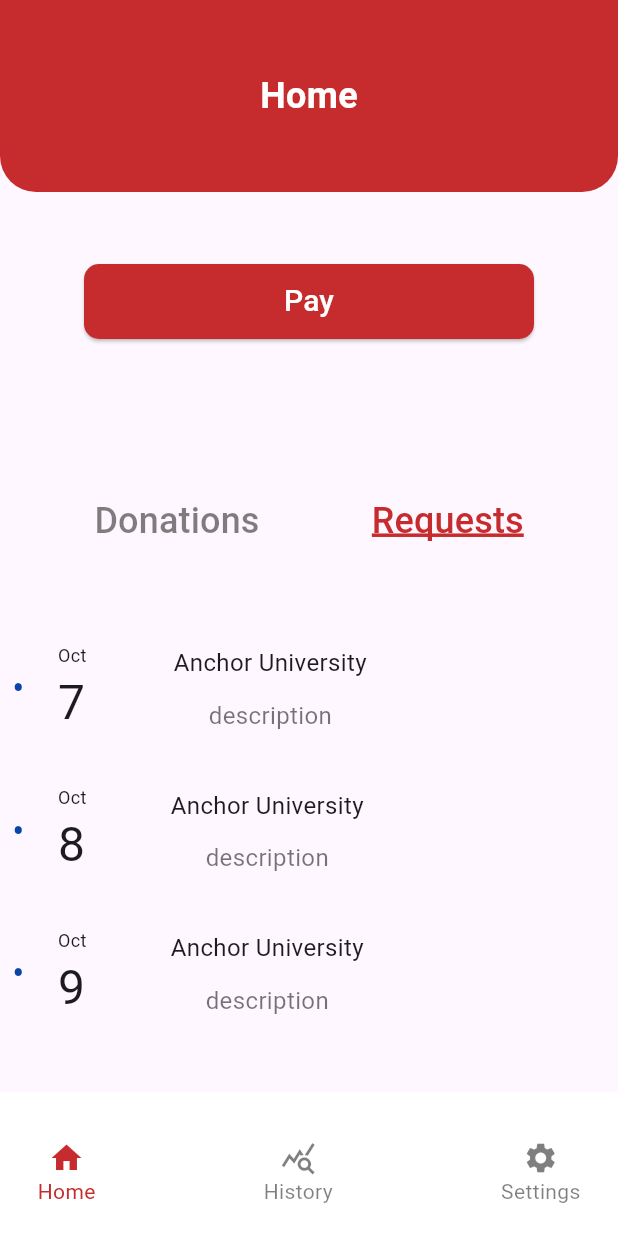
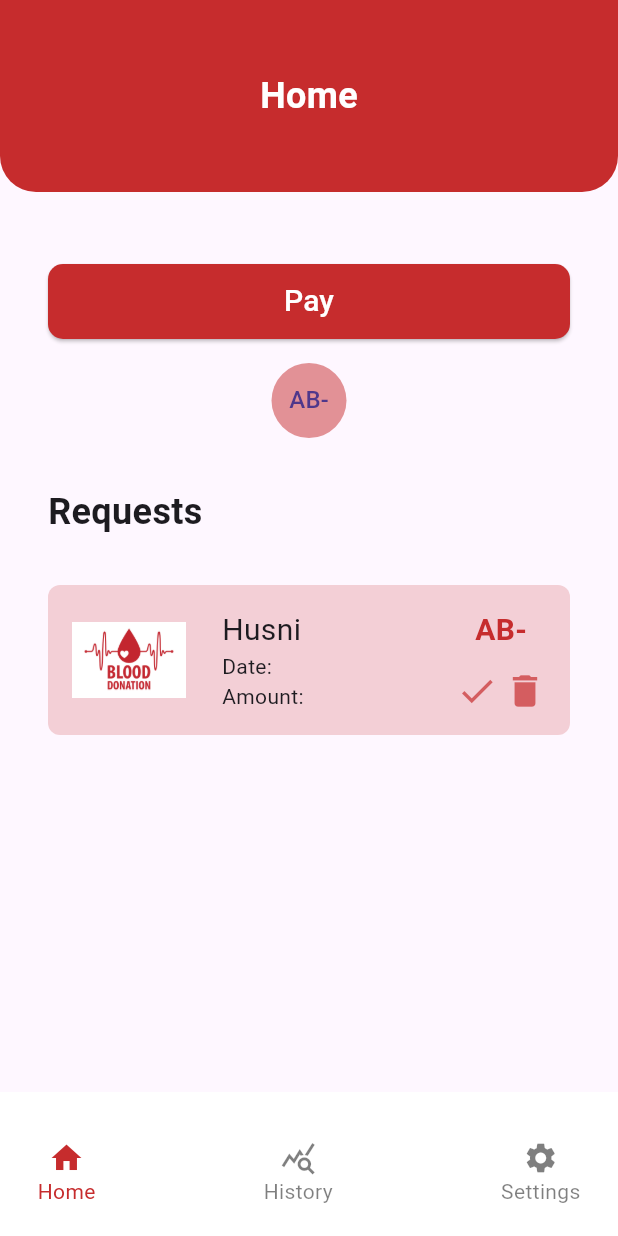
Before and after one commit to Ali-Hubail/BDMS, a Flutter app: the DrRpHomeScreen screen opened directly, on a phone screen of 412 x 824 dp. Run offline on Flutter 3.47's test engine with Material 3 defaults, Android fonts, the light colour scheme and no system bars.

Commit message:
modify home screen

```diff
--- a/bdms/lib/main.dart
+++ b/bdms/lib/main.dart
@@ -13,7 +13,7 @@
   @override
   Widget build(BuildContext context) {
     return const MaterialApp(
-      home: MgrHomeScreen(),
+      home: DrRpHomeScreen(),
     );
   }
 }
--- a/bdms/lib/presentation/dr_rp_home/dr_rp_home.dart
+++ b/bdms/lib/presentation/dr_rp_home/dr_rp_home.dart
@@ -1,7 +1,8 @@
 import 'package:bdms/common_widgets/custom_app_bar.dart';
 import 'package:bdms/common_widgets/custom_bottom_navigation_bar.dart';
-import 'package:bdms/common_widgets/event_item.dart';
+import 'package:bdms/common_widgets/dr_rp_info_item.dart';
 import 'package:bdms/common_widgets/primary_button.dart';
+import 'package:bdms/domain/blood_group.dart';
 import 'package:flutter/material.dart';
 
 class DrRpHomeScreen extends StatefulWidget {
@@ -12,8 +13,6 @@
 }
 
 class _DrRpHomeScreenState extends State<DrRpHomeScreen> {
-  bool isDonor = false;
-
   @override
   Widget build(BuildContext context) {
     return Scaffold(
@@ -21,83 +20,54 @@
         title: 'Home',
       ),
       bottomNavigationBar: const CustomBottomNavigationBar(index: 0),
-      body: Center(
+      body: Padding(
+        padding: const EdgeInsets.symmetric(horizontal: 32.0),
         child: Column(
+          crossAxisAlignment: CrossAxisAlignment.start,
           children: [
             const SizedBox(height: 48),
-            PrimaryButton(text: 'Pay', onPressed: () {}, buttonWidth: 300),
-            const SizedBox(height: 96),
-            Row(
-              mainAxisAlignment: MainAxisAlignment.spaceEvenly,
-              crossAxisAlignment: CrossAxisAlignment.center,
-              children: [
-                TextButton(
-                  onPressed: () {
-                    setState(
-                      () {
-                        isDonor = true;
-                      },
-                    );
-                  },
-                  child: Text(
-                    'Donations',
-                    style: TextStyle(
-                      decoration: isDonor ? TextDecoration.underline : null,
-                      decorationColor: const Color(0xFFC62C2D),
-                      decorationThickness: 2,
-                      fontSize: 24,
-                      color: isDonor
-                          ? const Color(0xFFC62C2D)
-                          : Colors.black.withOpacity(0.5),
+            PrimaryButton(
+              text: 'Pay',
+              onPressed: () {},
+              buttonWidth: 500,
+            ),
+            const SizedBox(
+              height: 16,
+            ),
+            Center(
+              child: CircleAvatar(
+                radius: 25,
+                backgroundColor: const Color(0xFFC62C2D).withOpacity(0.5),
+                child: Text(bgMap[BloodGroup.AB_NEGATIVE]!),
               ),
             ),
-                ),
-                TextButton(
-                  onPressed: () {
-                    setState(() {
-                      isDonor = false;
-                    });
-                  },
-                  child: Text(
+            const SizedBox(height: 32),
+            const Text(
               'Requests',
               style: TextStyle(
-                      decoration: isDonor ? null : TextDecoration.underline,
-                      decorationColor: const Color(0xFFC62C2D),
-                      decorationThickness: 2,
                 fontSize: 24,
-                      color: isDonor
-                          ? Colors.black.withOpacity(0.5)
-                          : const Color(0xFFC62C2D),
+                fontWeight: FontWeight.bold,
               ),
             ),
-                )
+            const SizedBox(
+              height: 32,
+            ),
+            Expanded(
+              child: ListView(
+                children: [
+                  DrRpInfoItem(
+                    name: 'Husni',
+                    rowItem1: 'Date:',
+                    rowItem2: 'Amount:',
+                    bloodGroup: BloodGroup.AB_NEGATIVE,
+                    icon1: Icons.check,
+                    icon2: Icons.delete,
+                    icon1OnTap: () {},
+                    icon2OnTap: () {},
+                  ),
                 ],
               ),
-            const SizedBox(
-              height: 48,
             ),
-            ListView(
-              shrinkWrap: true,
-              children: [
-                EventItem(
-                    day: 7,
-                    month: 'Oct',
-                    title: 'Anchor University ',
-                    description: 'description'),
-                const SizedBox(height: 16),
-                EventItem(
-                    day: 8,
-                    month: "Oct",
-                    title: 'Anchor University',
-                    description: 'description'),
-                const SizedBox(height: 16),
-                EventItem(
-                    day: 9,
-                    month: "Oct",
-                    title: 'Anchor University',
-                    description: 'description')
-              ],
-            )
           ],
         ),
       ),
```
Lines whose indentation alone changed are shown as unchanged.
